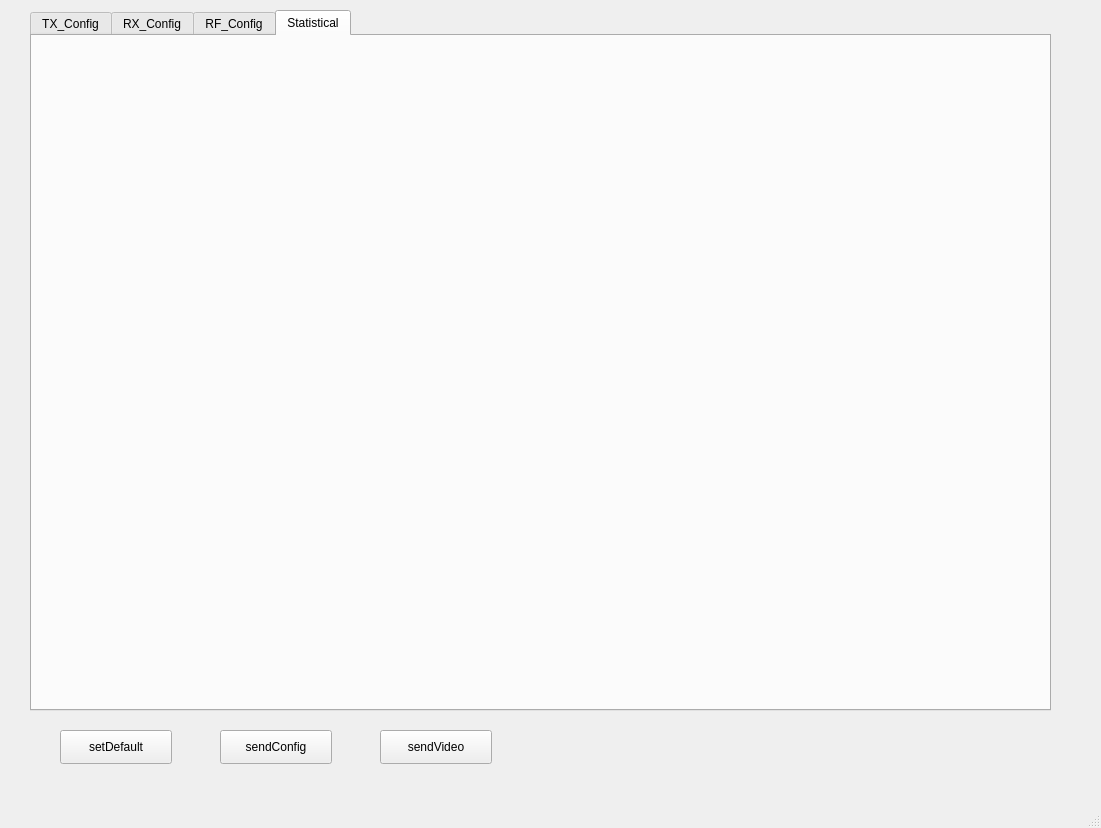
The window that mainWinUI.ui (JackzhangLOVEcode/qtprj2-ver1.0) describes before a commit, drawn with Qt 5.
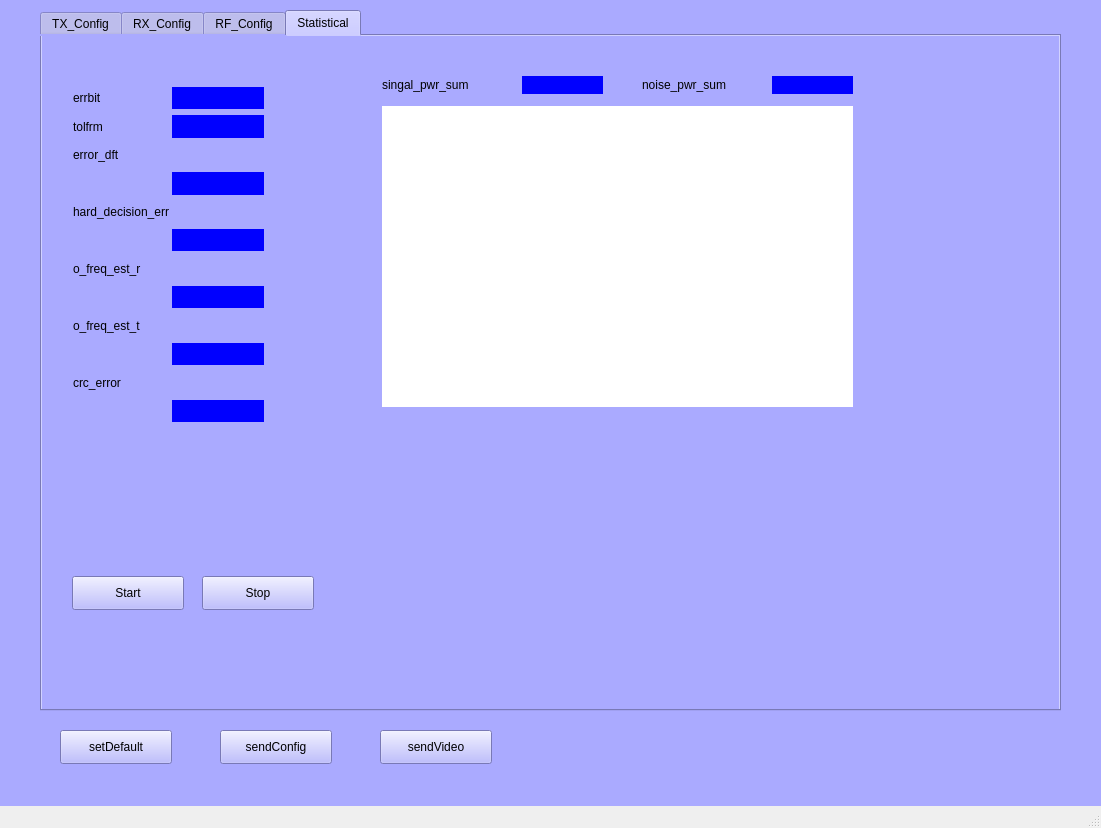
The same window after the commit.

What changed in the file:
```diff
--- a/mainWinUI.ui
+++ b/mainWinUI.ui
@@ -13,11 +13,17 @@
   <property name="windowTitle">
    <string>MainWindow</string>
   </property>
-  <widget class="QWidget" name="centralwidget">
+  <widget class="QWidget" name="FrftConfig">
+   <property name="autoFillBackground">
+    <bool>false</bool>
+   </property>
+   <property name="styleSheet">
+    <string notr="true">background-color: rgb(170, 170, 255)</string>
+   </property>
    <widget class="QTabWidget" name="tabWidget">
     <property name="geometry">
      <rect>
-      <x>30</x>
+      <x>40</x>
       <y>10</y>
       <width>1021</width>
       <height>701</height>
@@ -1873,6 +1879,291 @@
      <attribute name="title">
       <string>Statistical</string>
      </attribute>
+     <widget class="QPushButton" name="start">
+      <property name="geometry">
+       <rect>
+        <x>30</x>
+        <y>540</y>
+        <width>112</width>
+        <height>34</height>
+       </rect>
+      </property>
+      <property name="text">
+       <string>Start</string>
+      </property>
+     </widget>
+     <widget class="QPushButton" name="stop">
+      <property name="geometry">
+       <rect>
+        <x>160</x>
+        <y>540</y>
+        <width>112</width>
+        <height>34</height>
+       </rect>
+      </property>
+      <property name="text">
+       <string>Stop</string>
+      </property>
+     </widget>
+     <widget class="QLabel" name="noise_pwr_sum_label">
+      <property name="geometry">
+       <rect>
+        <x>600</x>
+        <y>40</y>
+        <width>131</width>
+        <height>18</height>
+       </rect>
+      </property>
+      <property name="text">
+       <string>noise_pwr_sum</string>
+      </property>
+     </widget>
+     <widget class="QLabel" name="noise_pwr_sum_show">
+      <property name="geometry">
+       <rect>
+        <x>730</x>
+        <y>40</y>
+        <width>81</width>
+        <height>18</height>
+       </rect>
+      </property>
+      <property name="font">
+       <font>
+        <weight>50</weight>
+        <bold>false</bold>
+       </font>
+      </property>
+      <property name="styleSheet">
+       <string notr="true">background-color: rgb(0, 0, 255);</string>
+      </property>
+      <property name="text">
+       <string/>
+      </property>
+     </widget>
+     <widget class="QLabel" name="singal_pwr_sum_show">
+      <property name="geometry">
+       <rect>
+        <x>480</x>
+        <y>40</y>
+        <width>81</width>
+        <height>18</height>
+       </rect>
+      </property>
+      <property name="font">
+       <font>
+        <weight>50</weight>
+        <bold>false</bold>
+       </font>
+      </property>
+      <property name="styleSheet">
+       <string notr="true">background-color: rgb(0, 0, 255);</string>
+      </property>
+      <property name="text">
+       <string/>
+      </property>
+     </widget>
+     <widget class="QLabel" name="singal_pwr_sum_label">
+      <property name="geometry">
+       <rect>
+        <x>340</x>
+        <y>40</y>
+        <width>131</width>
+        <height>18</height>
+       </rect>
+      </property>
+      <property name="text">
+       <string>singal_pwr_sum</string>
+      </property>
+     </widget>
+     <widget class="QLabel" name="SNR_show">
+      <property name="geometry">
+       <rect>
+        <x>340</x>
+        <y>70</y>
+        <width>471</width>
+        <height>301</height>
+       </rect>
+      </property>
+      <property name="styleSheet">
+       <string notr="true">background-color: rgb(255, 255, 255)</string>
+      </property>
+      <property name="text">
+       <string/>
+      </property>
+     </widget>
+     <widget class="QWidget" name="">
+      <property name="geometry">
+       <rect>
+        <x>31</x>
+        <y>51</y>
+        <width>191</width>
+        <height>335</height>
+       </rect>
+      </property>
+      <layout class="QGridLayout" name="gridLayout">
+       <item row="0" column="1">
+        <widget class="QLabel" name="errbit_show">
+         <property name="font">
+          <font>
+           <weight>50</weight>
+           <bold>false</bold>
+          </font>
+         </property>
+         <property name="styleSheet">
+          <string notr="true">background-color: rgb(0, 0, 255);</string>
+         </property>
+         <property name="text">
+          <string/>
+         </property>
+        </widget>
+       </item>
+       <item row="1" column="1">
+        <widget class="QLabel" name="tolfrm_show">
+         <property name="font">
+          <font>
+           <weight>50</weight>
+           <bold>false</bold>
+          </font>
+         </property>
+         <property name="styleSheet">
+          <string notr="true">background-color: rgb(0, 0, 255);</string>
+         </property>
+         <property name="text">
+          <string/>
+         </property>
+        </widget>
+       </item>
+       <item row="8" column="0" colspan="2">
+        <widget class="QLabel" name="o_freq_est_t_label">
+         <property name="text">
+          <string>o_freq_est_t</string>
+         </property>
+        </widget>
+       </item>
+       <item row="4" column="0" colspan="2">
+        <widget class="QLabel" name="hard_decision_err_label">
+         <property name="text">
+          <string>hard_decision_err</string>
+         </property>
+        </widget>
+       </item>
+       <item row="5" column="1">
+        <widget class="QLabel" name="hard_decision_err_show">
+         <property name="font">
+          <font>
+           <weight>50</weight>
+           <bold>false</bold>
+          </font>
+         </property>
+         <property name="styleSheet">
+          <string notr="true">background-color: rgb(0, 0, 255);</string>
+         </property>
+         <property name="text">
+          <string/>
+         </property>
+        </widget>
+       </item>
+       <item row="11" column="1">
+        <widget class="QLabel" name="crc_error_show">
+         <property name="font">
+          <font>
+           <weight>50</weight>
+           <bold>false</bold>
+          </font>
+         </property>
+         <property name="styleSheet">
+          <string notr="true">background-color: rgb(0, 0, 255);</string>
+         </property>
+         <property name="text">
+          <string/>
+         </property>
+        </widget>
+       </item>
+       <item row="0" column="0">
+        <widget class="QLabel" name="errbit_label">
+         <property name="text">
+          <string>errbit</string>
+         </property>
+        </widget>
+       </item>
+       <item row="1" column="0">
+        <widget class="QLabel" name="tolfrm_label">
+         <property name="text">
+          <string>tolfrm</string>
+         </property>
+        </widget>
+       </item>
+       <item row="6" column="0" colspan="2">
+        <widget class="QLabel" name="o_freq_est_r_label">
+         <property name="text">
+          <string>o_freq_est_r</string>
+         </property>
+        </widget>
+       </item>
+       <item row="7" column="1">
+        <widget class="QLabel" name="eo_freq_est_r_show">
+         <property name="font">
+          <font>
+           <weight>50</weight>
+           <bold>false</bold>
+          </font>
+         </property>
+         <property name="styleSheet">
+          <string notr="true">background-color: rgb(0, 0, 255);</string>
+         </property>
+         <property name="text">
+          <string/>
+         </property>
+        </widget>
+       </item>
+       <item row="9" column="1">
+        <widget class="QLabel" name="o_freq_est_t_show">
+         <property name="font">
+          <font>
+           <weight>50</weight>
+           <bold>false</bold>
+          </font>
+         </property>
+         <property name="styleSheet">
+          <string notr="true">background-color: rgb(0, 0, 255);</string>
+         </property>
+         <property name="text">
+          <string/>
+         </property>
+        </widget>
+       </item>
+       <item row="10" column="0" colspan="2">
+        <widget class="QLabel" name="crc_error_label">
+         <property name="text">
+          <string>crc_error</string>
+         </property>
+        </widget>
+       </item>
+       <item row="2" column="0" colspan="2">
+        <widget class="QLabel" name="error_dft_label">
+         <property name="text">
+          <string>error_dft</string>
+         </property>
+        </widget>
+       </item>
+       <item row="3" column="1">
+        <widget class="QLabel" name="error_dft_show">
+         <property name="font">
+          <font>
+           <weight>50</weight>
+           <bold>false</bold>
+          </font>
+         </property>
+         <property name="styleSheet">
+          <string notr="true">background-color: rgb(0, 0, 255);</string>
+         </property>
+         <property name="text">
+          <string/>
+         </property>
+        </widget>
+       </item>
+      </layout>
+     </widget>
     </widget>
    </widget>
    <widget class="QPushButton" name="setDefault">
```
